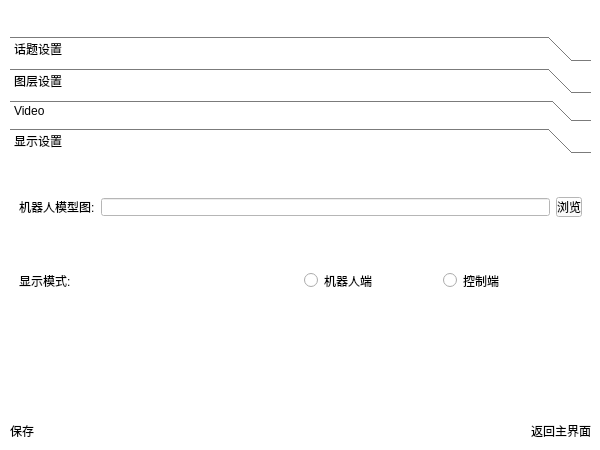
Old version of the form ui/loginwidget.ui in the repository chengyangkj/Ros_Qt5_Gui_App.
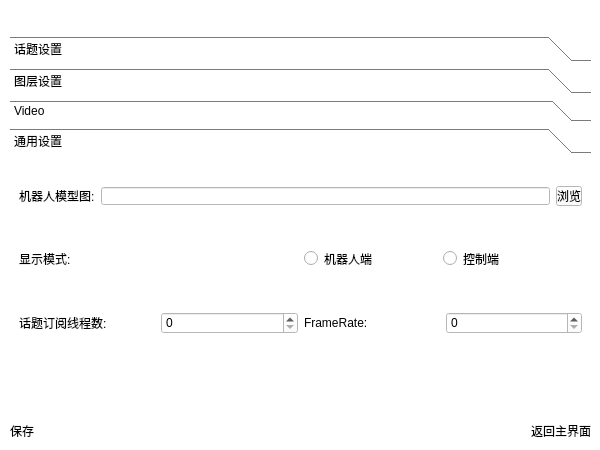
New version of the form. Icons and pictures are not drawn.

Commit message: 多线程spin解决卡顿问题

```diff
--- a/ui/loginwidget.ui
+++ b/ui/loginwidget.ui
@@ -1245,7 +1245,7 @@
              </rect>
             </property>
             <attribute name="label">
-             <string>显示设置</string>
+             <string>通用设置</string>
             </attribute>
             <layout class="QVBoxLayout" name="verticalLayout_16">
              <item>
@@ -1337,6 +1337,30 @@
                </item>
               </layout>
              </item>
+             <item>
+              <layout class="QHBoxLayout" name="horizontalLayout_32">
+               <item>
+                <widget class="QLabel" name="label_12">
+                 <property name="text">
+                  <string>话题订阅线程数:</string>
+                 </property>
+                </widget>
+               </item>
+               <item>
+                <widget class="QSpinBox" name="spinBox_thread_num"/>
+               </item>
+               <item>
+                <widget class="QLabel" name="label_13">
+                 <property name="text">
+                  <string>FrameRate:</string>
+                 </property>
+                </widget>
+               </item>
+               <item>
+                <widget class="QSpinBox" name="spinBox_frameRate"/>
+               </item>
+              </layout>
+             </item>
              <item>
               <widget class="QLabel" name="label_msg">
                <property name="maximumSize">
```
The commit also changes 5 other files.
